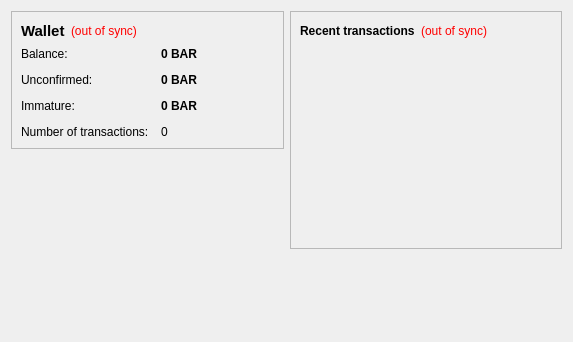
Before: the Qt Designer form src/qt/forms/overviewpage.ui in SpoonITCurrency/SpoonITCoin, drawn with Qt 5.
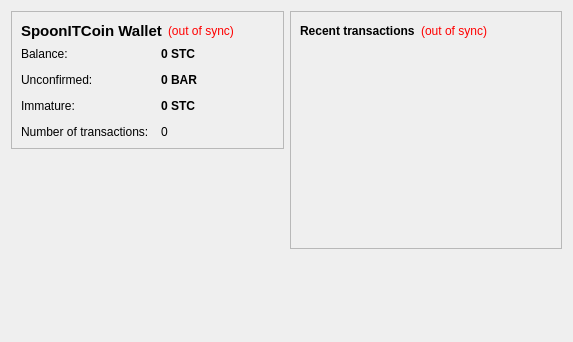
After: the same form once the commit is applied.

The edit to the form file:
```diff
--- a/src/qt/forms/overviewpage.ui
+++ b/src/qt/forms/overviewpage.ui
@@ -37,7 +37,7 @@
              </font>
             </property>
             <property name="text">
-             <string>Wallet</string>
+             <string>SpoonITCoin Wallet</string>
             </property>
            </widget>
           </item>
@@ -105,7 +105,7 @@
              <string>Your current balance</string>
             </property>
             <property name="text">
-             <string notr="true">0 BAR</string>
+             <string notr="true">0 STC</string>
             </property>
             <property name="textInteractionFlags">
              <set>Qt::LinksAccessibleByMouse|Qt::TextSelectableByKeyboard|Qt::TextSelectableByMouse</set>
@@ -177,7 +177,7 @@
              <string>Mined balance that has not yet matured</string>
             </property>
             <property name="text">
-             <string notr="true">0 BAR</string>
+             <string notr="true">0 STC</string>
             </property>
             <property name="textInteractionFlags">
              <set>Qt::LinksAccessibleByMouse|Qt::TextSelectableByKeyboard|Qt::TextSelectableByMouse</set>
```
Left out of the diff: 4 changed lines with no effect on the pictures.
